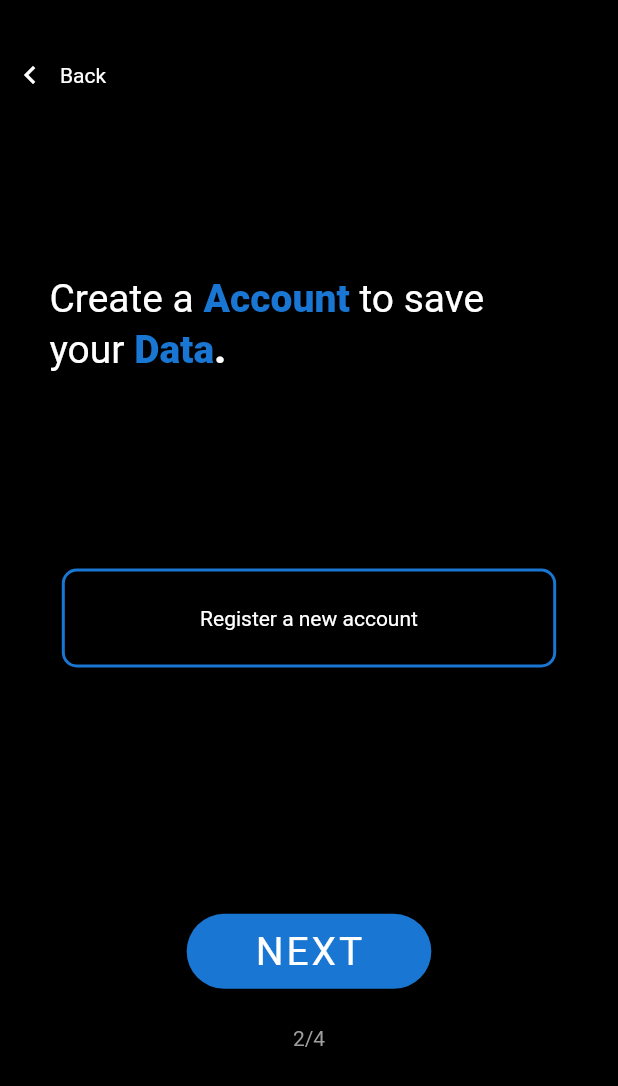
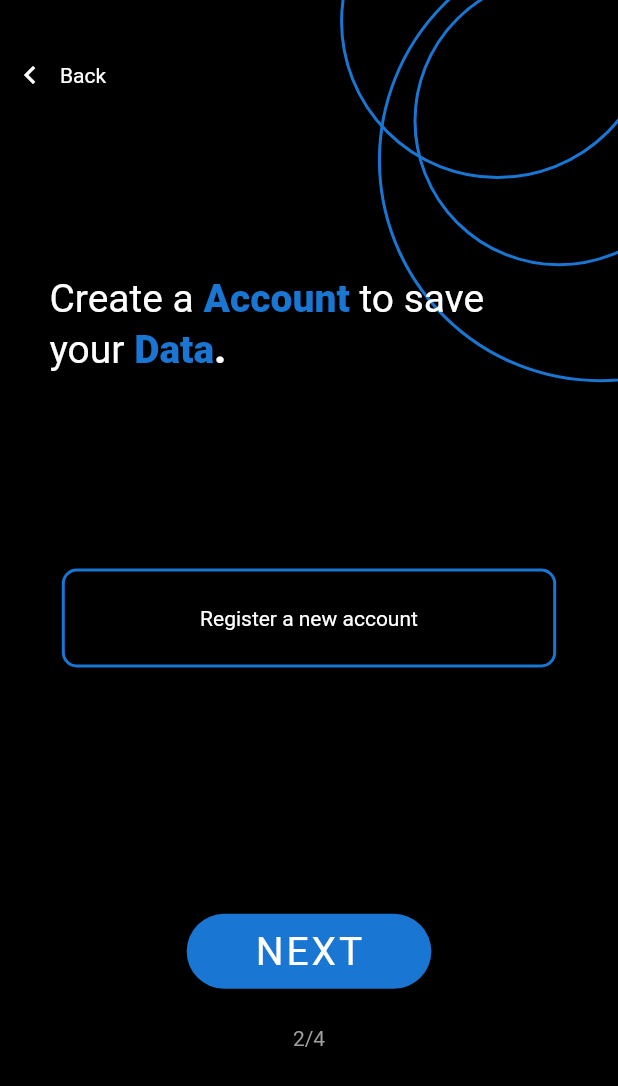
Before and after one commit to Bluewolf787/autospotify, a Flutter app: the CreateAccountPage screen opened directly, on a phone screen of 412 x 824 dp. Shown: the top 1086 px of the screen. Run offline on Flutter 3.47's test engine with Material 2 defaults, Android fonts, the phone set to English and light mode, and no system bars; our stand-ins replace after_layout, cloud_firestore, firebase_auth, firebase_core, google_sign_in, page_transition and 3 more; missing offline and left inert: spotify, youtube_explode_dart; accounts and stored records are empty; Roboto replaces fonts that are missing (Montserrat).

Commit message:
Update create_account_page.dart
add circles

```diff
--- a/lib/ui/introduction/create_account_page.dart
+++ b/lib/ui/introduction/create_account_page.dart
@@ -6,6 +6,7 @@ import 'package:autospotify/utils/firestore_helper.dart';
 import 'package:autospotify/utils/size_config.dart';
 import 'package:autospotify/widgets/back_button.dart';
 import 'package:autospotify/widgets/button.dart';
+import 'package:autospotify/widgets/circles.dart';
 import 'package:autospotify/widgets/introduction_page_indicator.dart';
 import 'package:firebase_auth/firebase_auth.dart';
 import 'package:flutter/material.dart';
@@ -80,6 +81,45 @@ class _CreateAccountPageState extends State<CreateAccountPage> {
             width: SizeConfig.widthMultiplier * 100,
             child: Stack(
               children: <Widget>[
+                // Circle frame 1
+                AnimatedPositioned(
+                  duration: Duration(seconds: 1,),
+                  top: _startAnimation ? SizeConfig.heightMultiplier * -2 : SizeConfig.heightMultiplier * -20,
+                  right: _startAnimation ? SizeConfig.widthMultiplier * -14 : SizeConfig.widthMultiplier * -55,
+                  curve: Curves.ease,
+                  child: Circle(
+                    diameter: 194,
+                    color: ThemeProvider.themeOf(context).data.accentColor,
+                    notFilled: true,
+                  ),
+                ),
+
+                // Circle frame 2
+                AnimatedPositioned(
+                  duration: Duration(seconds: 1,),
+                  top: _startAnimation ? SizeConfig.heightMultiplier * -11 : SizeConfig.heightMultiplier * -40,
+                  right: _startAnimation ? SizeConfig.widthMultiplier * -6 : SizeConfig.widthMultiplier * 10,
+                  curve: Curves.ease,
+                  child: Circle(
+                    diameter: 210,
+                    color: ThemeProvider.themeOf(context).data.accentColor,
+                    notFilled: true,
+                  ),
+                ),
+
+                // Circle frame 3
+                AnimatedPositioned(
+                  duration: Duration(seconds: 1,),
+                  top: _startAnimation ? SizeConfig.heightMultiplier * -5 : SizeConfig.heightMultiplier * 10,
+                  right: _startAnimation ? SizeConfig.widthMultiplier * -33 : SizeConfig.widthMultiplier * -120,
+                  curve: Curves.ease,
+                  child: Circle(
+                    diameter: 296,
+                    color: ThemeProvider.themeOf(context).data.accentColor,
+                    notFilled: true,
+                  ),
+                ),
+
                 // Header Text
                 AnimatedPositioned(
                   duration: _duration,
```
